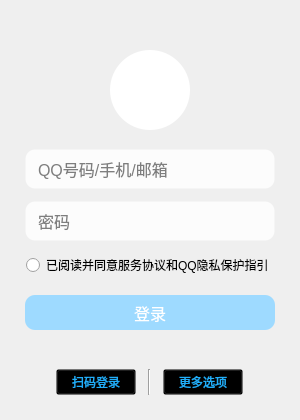
First picture: the form in loginwindow.ui, repository 2AECML/Qt-QQ, before the edit.
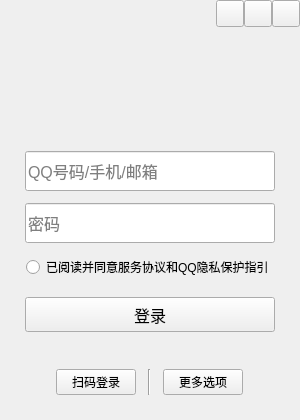
Second picture: the form after the edit. Icons and pictures are not drawn.

What changed in the file:
```diff
--- a/loginwindow.ui
+++ b/loginwindow.ui
@@ -44,76 +44,7 @@
    <string>Widget</string>
   </property>
   <property name="styleSheet">
-   <string notr="true">
-#Widget {
-	background-color: qlineargradient(spread: pad, x1: 0, y1: 1, x2: 0, y2: 0, 
-    stop: 0 rgba(255, 241, 235, 255), 
-    stop: 1 rgba(172, 224, 249, 255)
-);
-}
-
-#closeBtn,
-#minimizeBtn,
-#settingBtn {
-	background-color: transparent;
-	border: none;
-}
-
-#closeBtn {
-	border-image: url(:/images/close.svg);
-}
-
-#closeBtn:hover {
-	background-color: rgba(224, 74, 50, 225);
-}
-
-#minimizeBtn {
-	border-image: url(:/images/minimization.svg);
-}
-
-#minimizeBtn:hover {
-	background-color: rgba(0, 0, 0, 60);
-}
-
-#settingBtn {
-	border-image: url(:/images/setting.svg);
-}
-
-#settingBtn:hover {
-	background-color: rgba(0, 0, 0, 60);
-}
-
-#profileImg {
-	background-color: rgb(255, 255, 255);
-	border-radius: 40px;
-}
-
-#accountInput,
-#passwordInput {
-	border: 1px solid transparent;
-	border-radius: 10px;
-	padding-left: 10px;
-	background-color: rgba(255, 255, 255, 200);
-}
-
-#accountInput:focus,
-#passwordInput:focus {
-    border: 1px solid rgb(18, 150, 219);
-	background-color: rgba(255, 255, 255, 255)
-}
-
-#loginBtn {
-	background-color: rgb(158, 218, 255);
-	border: none;
-	border-radius: 10px;
-	color: white;
-}
-
-#scanBtn,
-#moreBtn {
-	background-color: transparent;
-	color: rgb(33, 174, 250);
-}</string>
+   <string notr="true"/>
   </property>
   <layout class="QVBoxLayout" name="verticalLayout_2">
    <property name="spacing">
```
